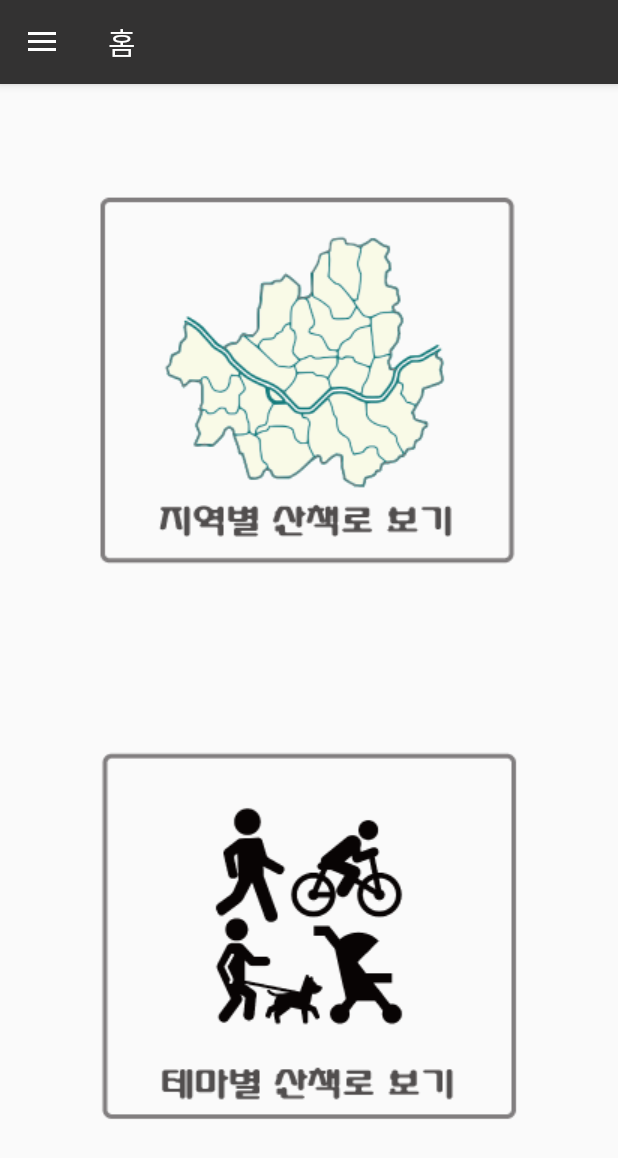
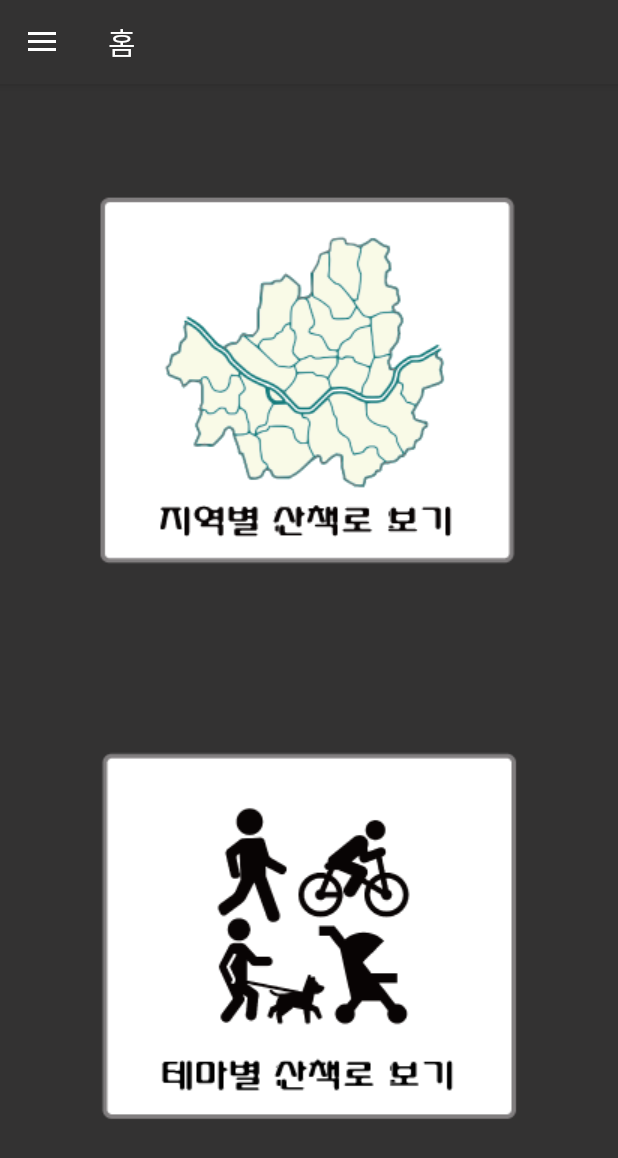
Before and after one commit to Ankwinam/AppProject1, an Android app: the Choice_NaviActivity screen opened directly, with no data from a screen before it, on a phone screen of 412 x 824 dp. Shown: the top 1158 px of the screen. Run offline under Robolectric (Android 15) with nearby library versions, the phone set to English and light mode, and no system bars.

Commit message:
11.27 (3)

```diff
--- a/app/src/main/java/com/example/ankwinam/myapplication/DetailActivity.java
+++ b/app/src/main/java/com/example/ankwinam/myapplication/DetailActivity.java
@@ -156,7 +156,6 @@ public class DetailActivity extends AppCompatActivity implements OnMapReadyCallb
         } catch (JSONException e) {
             e.printStackTrace();
         }
-        mapFragment.getMapAsync(this);
     }
     //Json파일 불러오는 Method
     public String loadJSONFromAsset(String url) {
--- a/app/src/main/res/layout/choice_content.xml
+++ b/app/src/main/res/layout/choice_content.xml
@@ -11,7 +11,8 @@
     app:layout_behavior="@string/appbar_scrolling_view_behavior"
     tools:context=".Choice_NaviActivity"
     tools:showIn="@layout/choice_app_bar"
-    android:orientation="vertical">
+    android:orientation="vertical"
+    android:background="#333232">
 
     <ImageButton
         android:layout_width="match_parent"
--- a/app/src/main/res/layout/signup.xml
+++ b/app/src/main/res/layout/signup.xml
@@ -165,7 +165,7 @@
         <TextView
             android:layout_width="match_parent"
             android:layout_height="wrap_content"
-            android:text="방방곡곡"
+            android:text="오늘도산책"
             android:id="@+id/bangbang_signup"
             android:textSize="15dp"
             android:textAlignment="center"
```
Also changed, not shown: app/src/main/res/drawable/local_button.png, app/src/main/res/drawable/tema_button.png.
